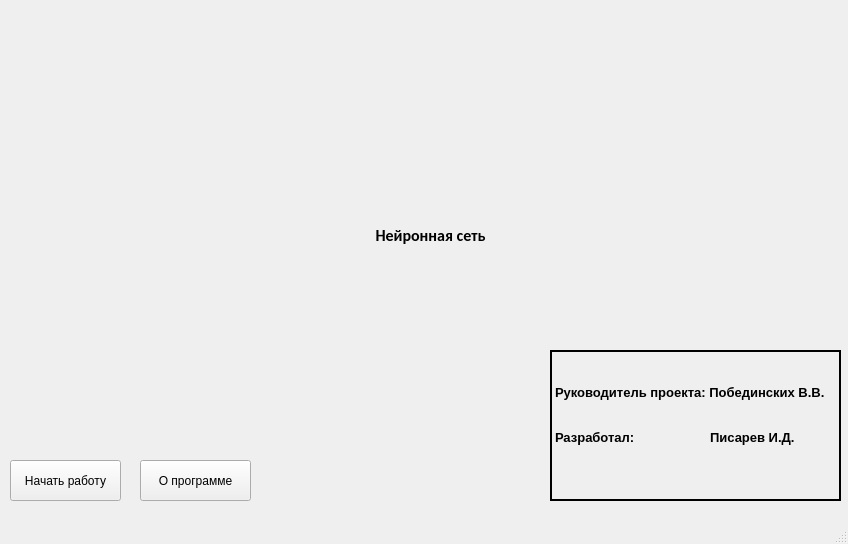
Old version of the form uixml/startWindow.ui in the repository ILTZ/NNGUI.
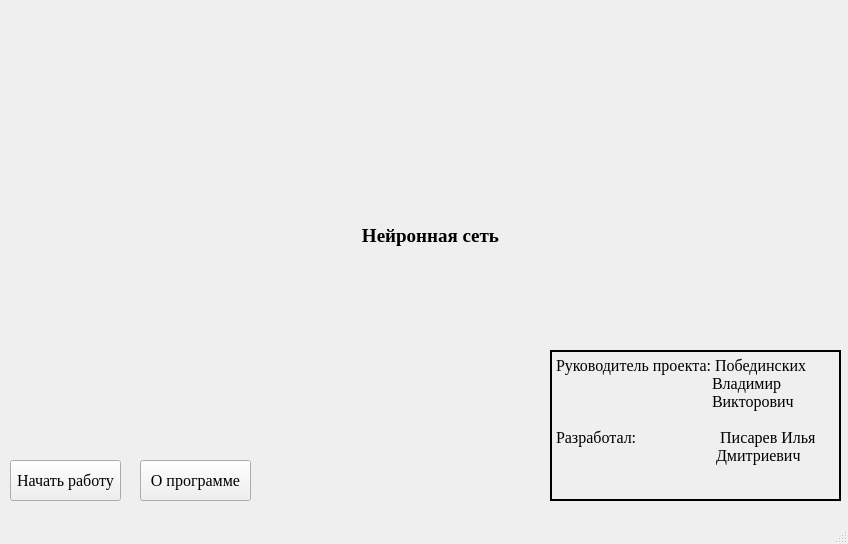
New version of the form. Icons and pictures are not drawn.

What changed in the file:
```diff
--- a/uixml/startWindow.ui
+++ b/uixml/startWindow.ui
@@ -49,6 +49,12 @@
       <height>41</height>
      </rect>
     </property>
+    <property name="font">
+     <font>
+      <family>Times New Roman</family>
+      <pointsize>12</pointsize>
+     </font>
+    </property>
     <property name="text">
      <string>Начать работу</string>
     </property>
@@ -73,8 +79,8 @@
     </property>
     <property name="font">
      <font>
-      <family>Calibri</family>
-      <pointsize>12</pointsize>
+      <family>Times New Roman</family>
+      <pointsize>14</pointsize>
       <weight>75</weight>
       <bold>true</bold>
      </font>
@@ -97,21 +103,22 @@
     </property>
     <property name="font">
      <font>
-      <pointsize>10</pointsize>
-      <weight>75</weight>
-      <bold>true</bold>
+      <family>Times New Roman</family>
+      <pointsize>12</pointsize>
+      <weight>50</weight>
+      <bold>false</bold>
      </font>
     </property>
     <property name="frameShape">
      <enum>QFrame::WinPanel</enum>
     </property>
     <property name="text">
-     <string>
+     <string>Руководитель проекта: Побединских 
+                                       Владимир
+                                       Викторович
 
-Руководитель проекта: Побединских В.В.
-
-
-Разработал:                     Писарев И.Д.</string>
+Разработал:                     Писарев Илья 
+                                        Дмитриевич</string>
     </property>
     <property name="alignment">
      <set>Qt::AlignLeading|Qt::AlignLeft|Qt::AlignTop</set>
@@ -126,6 +133,12 @@
       <height>41</height>
      </rect>
     </property>
+    <property name="font">
+     <font>
+      <family>Times New Roman</family>
+      <pointsize>12</pointsize>
+     </font>
+    </property>
     <property name="text">
      <string>О программе</string>
     </property>
```
